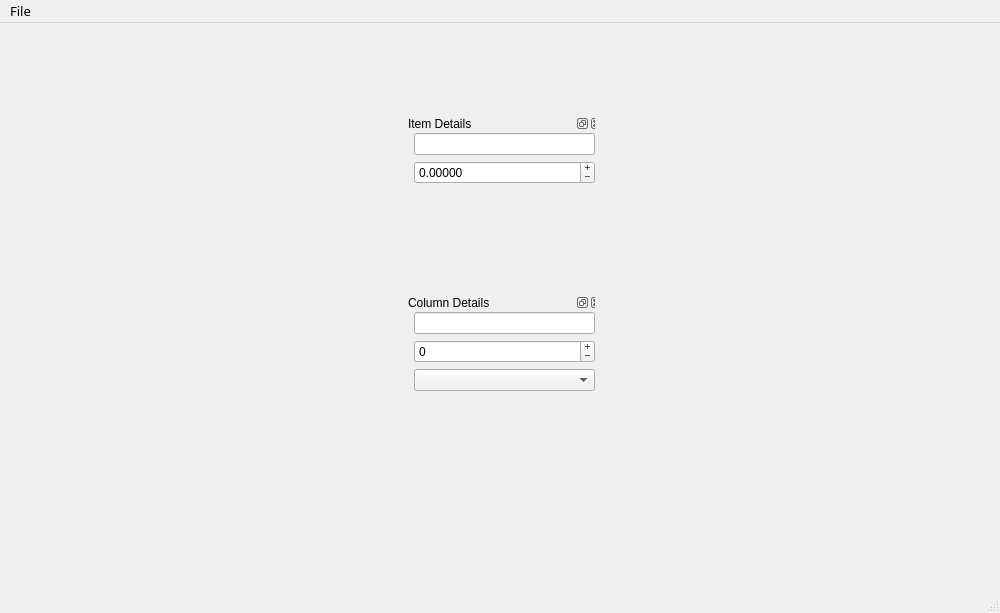
Before: the Qt Designer form ui/tableviewerwindow.ui in supersliser/QTDecisionMaker, drawn with Qt 5.
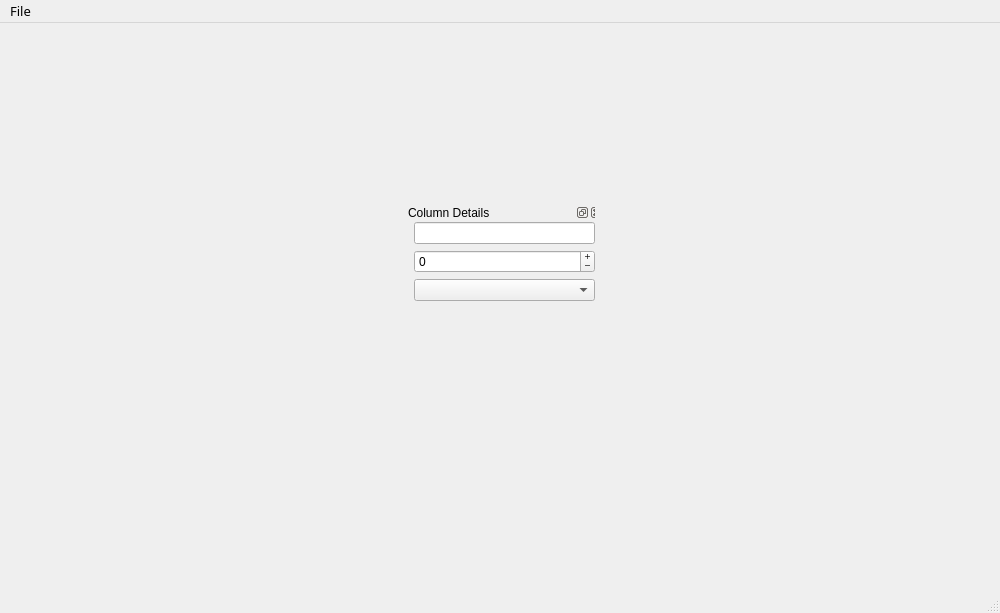
After: the same form once the commit is applied.

Commit message: added basic item details dock, now just need a column details dock

What changed in the file:
```diff
--- a/ui/tableviewerwindow.ui
+++ b/ui/tableviewerwindow.ui
@@ -66,64 +66,6 @@
         </size>
        </property>
        <layout class="QVBoxLayout" name="verticalLayout_2">
-        <item>
-         <widget class="QDockWidget" name="ItemDetailsDock">
-          <property name="minimumSize">
-           <size>
-            <width>200</width>
-            <height>100</height>
-           </size>
-          </property>
-          <property name="maximumSize">
-           <size>
-            <width>200</width>
-            <height>100</height>
-           </size>
-          </property>
-          <property name="features">
-           <set>QDockWidget::DockWidgetFeature::DockWidgetClosable|QDockWidget::DockWidgetFeature::DockWidgetFloatable|QDockWidget::DockWidgetFeature::DockWidgetMovable</set>
-          </property>
-          <property name="windowTitle">
-           <string>Item Details</string>
-          </property>
-          <widget class="QWidget" name="dockWidgetContents_2">
-           <widget class="QWidget" name="formLayoutWidget">
-            <property name="geometry">
-             <rect>
-              <x>10</x>
-              <y>0</y>
-              <width>181</width>
-              <height>71</height>
-             </rect>
-            </property>
-            <layout class="QFormLayout" name="formLayout">
-             <item row="0" column="0" colspan="2">
-              <widget class="QLineEdit" name="DisplayData"/>
-             </item>
-             <item row="1" column="0" colspan="2">
-              <widget class="QDoubleSpinBox" name="WorthData">
-               <property name="frame">
-                <bool>true</bool>
-               </property>
-               <property name="buttonSymbols">
-                <enum>QAbstractSpinBox::ButtonSymbols::PlusMinus</enum>
-               </property>
-               <property name="decimals">
-                <number>5</number>
-               </property>
-               <property name="minimum">
-                <double>-100.000000000000000</double>
-               </property>
-               <property name="maximum">
-                <double>100.000000000000000</double>
-               </property>
-              </widget>
-             </item>
-            </layout>
-           </widget>
-          </widget>
-         </widget>
-        </item>
         <item>
          <widget class="QDockWidget" name="ColumnDetailsDock">
           <property name="minimumSize">
```
The commit also changes 10 other files.
